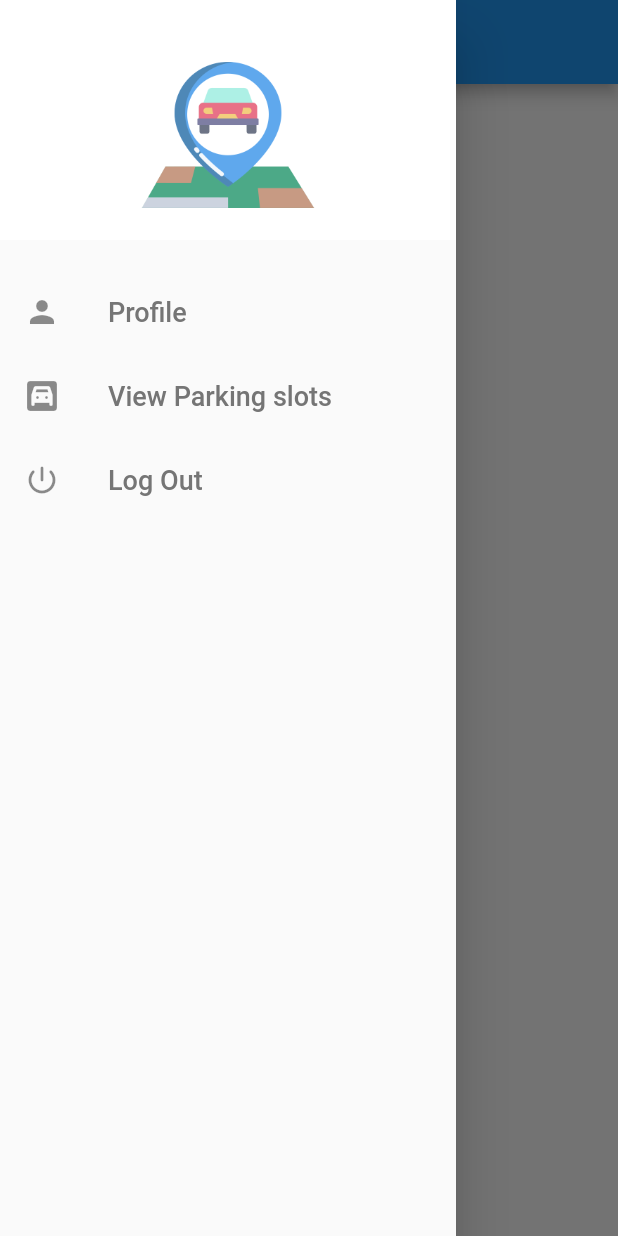
After one commit to sujayss81/Smart_Parking_IOT, a Flutter app: the HomePage screen opened by its route, with the side drawer open, on a phone screen of 412 x 824 dp. The commit adds this screen. Run offline on Flutter 3.47's test engine with Material 2 defaults, Android fonts, the phone set to English and light mode, and no system bars; our stand-ins replace shared_preferences; accounts and stored records are empty.

Commit message:
drawer and home page

```diff
--- /dev/null
+++ b/smart_parking_app/lib/components/drawerScreen.dart
@@ -0,0 +1,86 @@
+import 'package:flutter/material.dart';
+import 'package:shared_preferences/shared_preferences.dart';
+import 'package:smart_parking_app/screens/loginScreen.dart';
+
+class DrawerScreen extends StatefulWidget {
+  @override
+  _DrawerScreenState createState() => _DrawerScreenState();
+}
+
+class _DrawerScreenState extends State<DrawerScreen> {
+  SharedPreferences prefs;
+  void initSharedPref() async {
+    prefs = await SharedPreferences.getInstance();
+  }
+
+  void initState() {
+    super.initState();
+    initSharedPref();
+  }
+
+  @override
+  Widget build(BuildContext context) {
+    return SafeArea(
+      child: Drawer(
+        child: Column(
+          mainAxisAlignment: MainAxisAlignment.start,
+          children: <Widget>[
+            Container(
+              color: Colors.white,
+              width: double.infinity,
+              height: 160,
+              child: Padding(
+                padding: const EdgeInsets.only(top: 30.0, bottom: 10),
+                child: CircleAvatar(
+                  backgroundColor: Colors.white,
+                  radius: 70,
+                  child: Image(
+                    image: AssetImage('images/iconCar.png'),
+                    height: 190.0,
+                    width: 200.0,
+                  ),
+                ),
+              ),
+            ),
+            SizedBox(height: 20),
+            ListTile(
+              leading: Icon(
+                Icons.person,
+                // size: 30,
+              ),
+              title: Text(
+                'Profile',
+                style: TextStyle(
+                  color: Colors.grey[600],
+                  fontSize: 18,
+                ),
+              ),
+            ),
+            ListTile(
+              leading: Icon(Icons.garage),
+              title: Text('View Parking slots',
+                  style: TextStyle(
+                    color: Colors.grey[600],
+                    fontSize: 18,
+                  )),
+            ),
+            ListTile(
+              leading: Icon(Icons.power_settings_new_rounded),
+              title: Text(
+                'Log Out',
+                style: TextStyle(
+                  color: Colors.grey[600],
+                  fontSize: 18,
+                ),
+              ),
+              onTap: () {
+                prefs.remove('token');
+                Navigator.pushNamed(context, LoginScreen.id);
+              },
+            ),
+          ],
+        ),
+      ),
+    );
+  }
+}
--- /dev/null
+++ b/smart_parking_app/lib/screens/homePage.dart
@@ -0,0 +1,43 @@
+import 'package:flutter/material.dart';
+import 'package:smart_parking_app/components/drawerScreen.dart';
+import 'package:smart_parking_app/constants.dart';
+import 'package:shared_preferences/shared_preferences.dart';
+
+class HomePage extends StatefulWidget {
+  HomePage({this.body});
+  Map body;
+
+  static const id = 'home_page';
+  @override
+  _HomePageState createState() => _HomePageState();
+}
+
+class _HomePageState extends State<HomePage> {
+  SharedPreferences prefs;
+  void initSharedPref() async {
+    prefs = await SharedPreferences.getInstance();
+    // sharedPrefDemo();
+  }
+
+  void initState() {
+    super.initState();
+    initSharedPref();
+  }
+
+  void sharedPrefDemo() {
+    String token = prefs.getString('token');
+    print(token);
+  }
+
+  @override
+  Widget build(BuildContext context) {
+    print(widget.body);
+
+    return Scaffold(
+      appBar: AppBar(
+        backgroundColor: Colors.blue,
+      ),
+      drawer: DrawerScreen(),
+    );
+  }
+}
--- a/smart_parking_app/lib/services/networking.dart
+++ b/smart_parking_app/lib/services/networking.dart
@@ -17,10 +17,10 @@ class Networking {
       {@required String urlLabel, Map body}) async {
     String sendingBody = jsonEncode(body);
     print(sendingBody);
-    String token;
+    // String token;
     http.Response res = await http.post(Uri.parse('$hostUrl/$urlLabel'),
         body: sendingBody, headers: {'Content-Type': 'application/json'});
-    var resBodyString = jsonDecode(res.body);
+    // var resBodyString = jsonDecode(res.body);
     return res;
   }
 }
```
Also changed, not shown: smart_parking_app/lib/main.dart (+27 -4 lines), smart_parking_app/lib/screens/loginScreen.dart (renamed from smart_parking_app/lib/screens/homeScreen.dart, +12 -7 lines).
